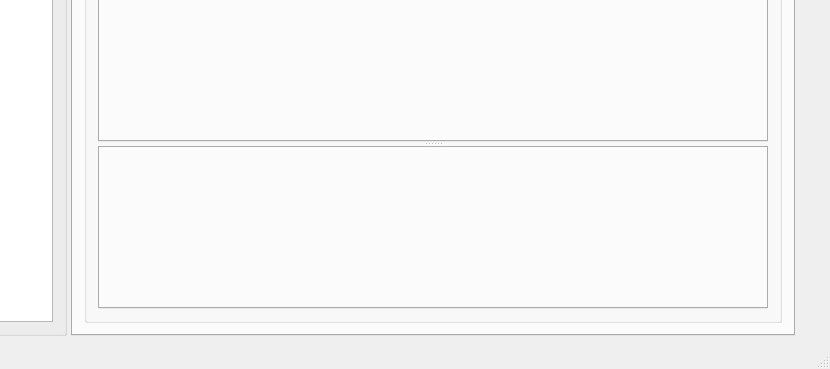
Qt form pipeline_editor/QtGuiApplication.ui (coder965/flame) before a commit; both pictures show x 117 to 947 and y 414 to 783 of the 947 by 783 pixel window.
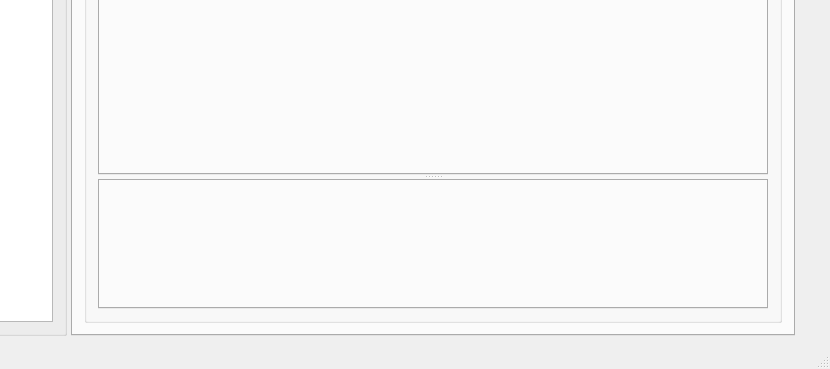
The same form after that commit. The open tabs and pages were chosen to show the change. Icons and pictures are not drawn.

Patch:
```diff
--- a/pipeline_editor/QtGuiApplication.ui
+++ b/pipeline_editor/QtGuiApplication.ui
@@ -333,7 +333,7 @@
                <property name="sizePolicy">
                 <sizepolicy hsizetype="Expanding" vsizetype="Expanding">
                  <horstretch>0</horstretch>
-                 <verstretch>3</verstretch>
+                 <verstretch>4</verstretch>
                 </sizepolicy>
                </property>
               </widget>
```
Left out of the diff: 2 changed lines with no effect on the pictures.
